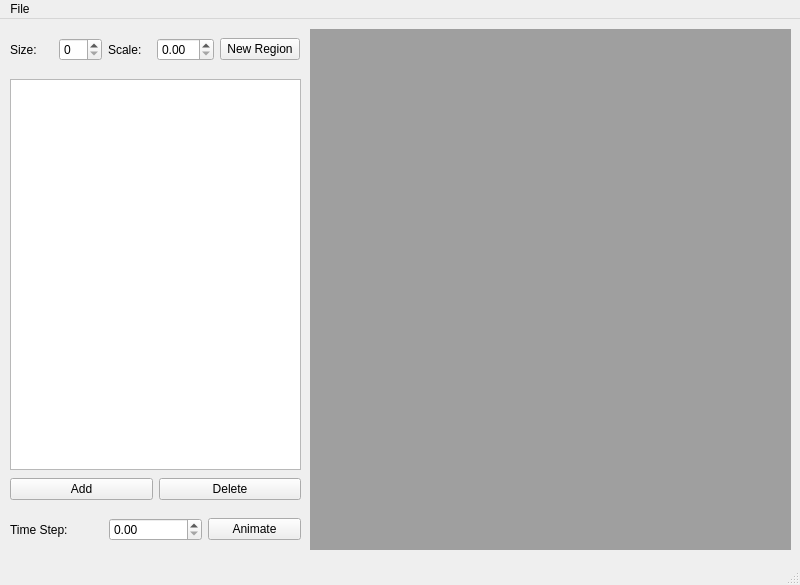
The window that src/QT/cmaingui.ui (bkloppenborg/simtoi) describes before a commit, drawn with Qt 5.
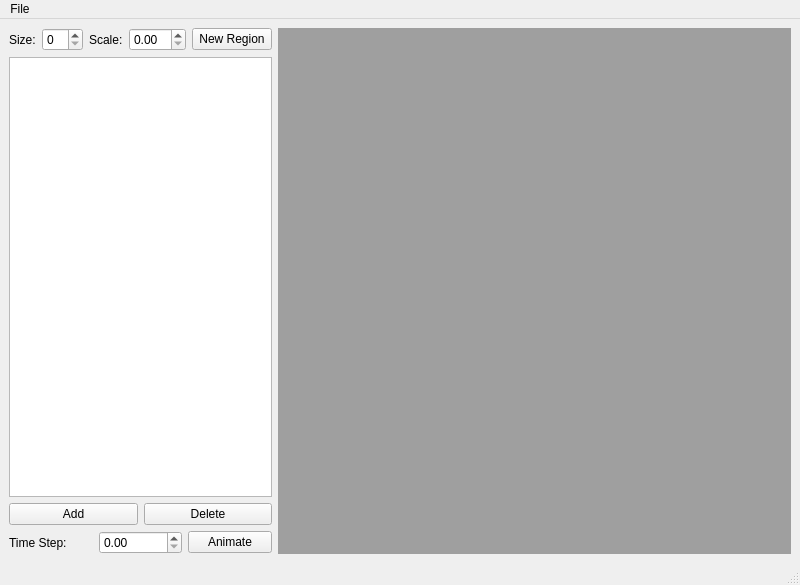
The same window after the commit.

Commit message: UI now in grid layout, dynamically resizes.

What changed in the file:
```diff
--- a/src/QT/cmaingui.ui
+++ b/src/QT/cmaingui.ui
@@ -14,25 +14,8 @@
    <string>MainWindow</string>
   </property>
   <widget class="QWidget" name="centralwidget">
-   <widget class="QMdiArea" name="mdiArea">
-    <property name="geometry">
-     <rect>
-      <x>310</x>
-      <y>10</y>
-      <width>481</width>
-      <height>521</height>
-     </rect>
-    </property>
-   </widget>
-   <widget class="QWidget" name="gridLayoutWidget">
-    <property name="geometry">
-     <rect>
-      <x>10</x>
-      <y>10</y>
-      <width>290</width>
-      <height>41</height>
-     </rect>
-    </property>
+   <layout class="QGridLayout" name="gridLayout_4">
+    <item row="0" column="0">
     <layout class="QGridLayout" name="gridLayout">
      <item row="0" column="1">
       <widget class="QSpinBox" name="spinModelSize"/>
@@ -62,16 +45,12 @@
       </widget>
      </item>
     </layout>
-   </widget>
+    </item>
+    <item row="0" column="1" rowspan="4">
+     <widget class="QMdiArea" name="mdiArea"/>
+    </item>
+    <item row="1" column="0">
    <widget class="QTreeView" name="treeModels">
-    <property name="geometry">
-     <rect>
-      <x>10</x>
-      <y>60</y>
-      <width>291</width>
-      <height>391</height>
-     </rect>
-    </property>
     <attribute name="headerMinimumSectionSize">
      <number>1</number>
     </attribute>
@@ -79,15 +58,8 @@
      <number>1</number>
     </attribute>
    </widget>
-   <widget class="QWidget" name="gridLayoutWidget_2">
-    <property name="geometry">
-     <rect>
-      <x>10</x>
-      <y>450</y>
-      <width>291</width>
-      <height>41</height>
-     </rect>
-    </property>
+    </item>
+    <item row="2" column="0">
     <layout class="QGridLayout" name="gridLayout_2">
      <item row="0" column="0">
       <widget class="QPushButton" name="btnAddModel">
@@ -104,16 +76,8 @@
       </widget>
      </item>
     </layout>
-   </widget>
-   <widget class="QWidget" name="horizontalLayoutWidget">
-    <property name="geometry">
-     <rect>
-      <x>10</x>
-      <y>490</y>
-      <width>291</width>
-      <height>41</height>
-     </rect>
-    </property>
+    </item>
+    <item row="3" column="0">
     <layout class="QHBoxLayout" name="horizontalLayout">
      <item>
       <widget class="QLabel" name="label_3">
@@ -133,7 +97,8 @@
       </widget>
      </item>
     </layout>
-   </widget>
+    </item>
+   </layout>
   </widget>
   <widget class="QMenuBar" name="menubar">
    <property name="geometry">
```
Lines whose indentation alone changed are shown as unchanged.
